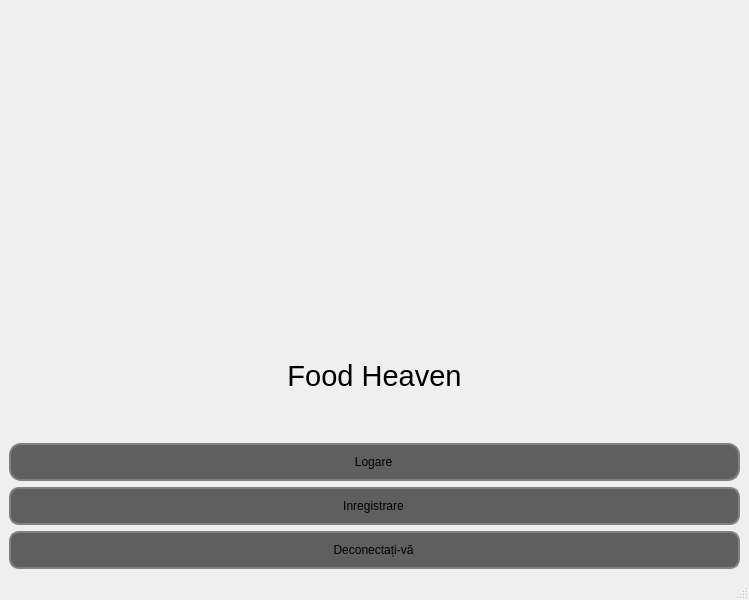
This is ui/loginmenu.ui in decemyn/food-management as Qt 5 draws it before an edit. The edited form follows.
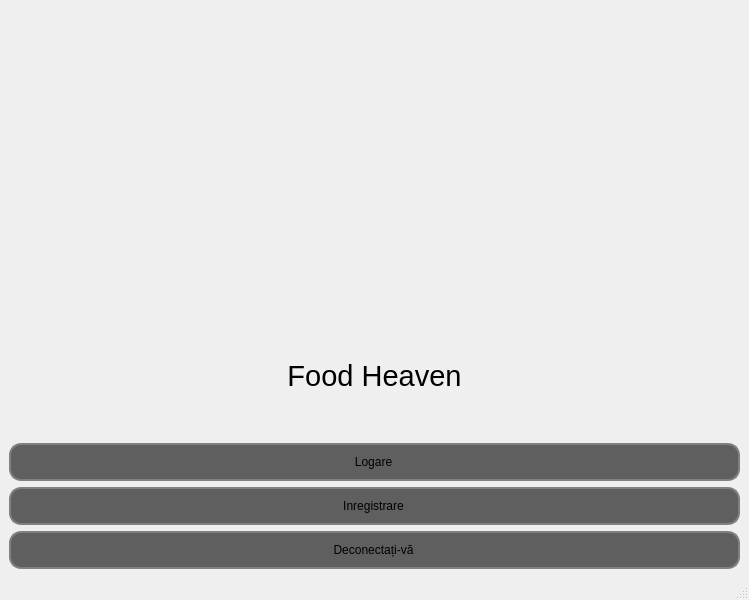
This is the edited form. Icons and pictures are not drawn.

Diff of the .ui file:
```diff
--- a/ui/loginmenu.ui
+++ b/ui/loginmenu.ui
@@ -86,7 +86,7 @@
          <string notr="true">QPushButton{
 background:#5F5F5F;
 border: 2px solid gray;
-border-radius:10px;
+border-radius:12px;
 padding:10 10 10 8px;
 
 }
@@ -108,7 +108,7 @@
          <string notr="true">QPushButton{
 background:#5F5F5F;
 border: 2px solid gray;
-border-radius:10px;
+border-radius:12px;
 padding:10 10 10 8px;
 
 }
```
Left out of the diff: 18 changed lines with no effect on the pictures.
